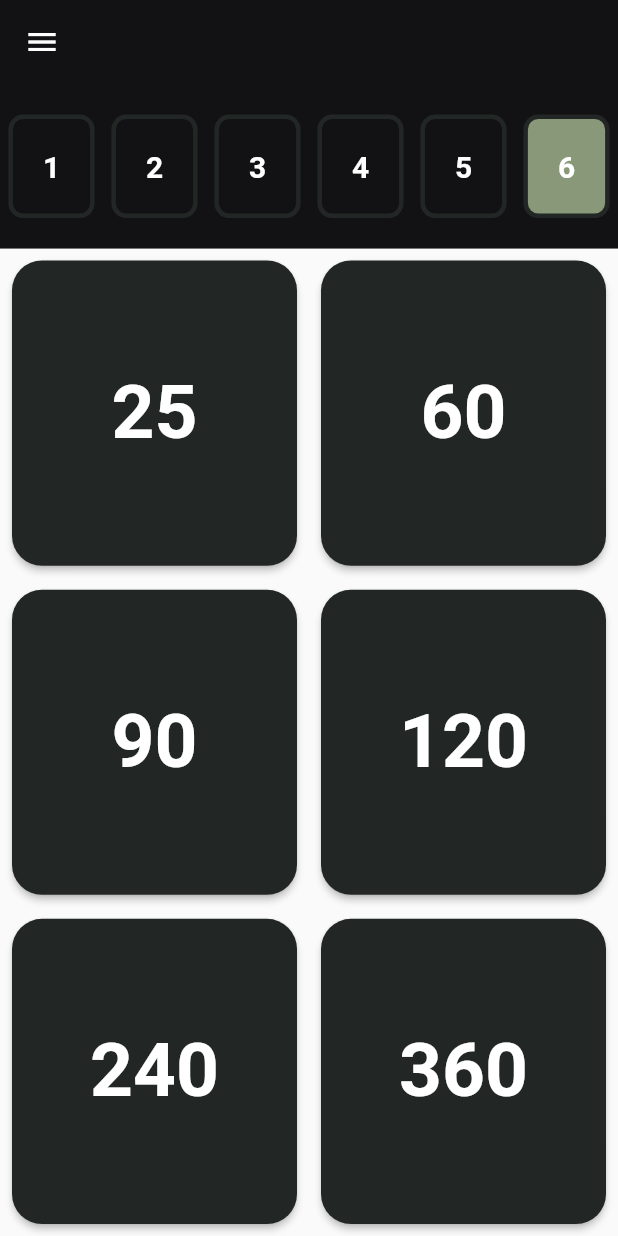
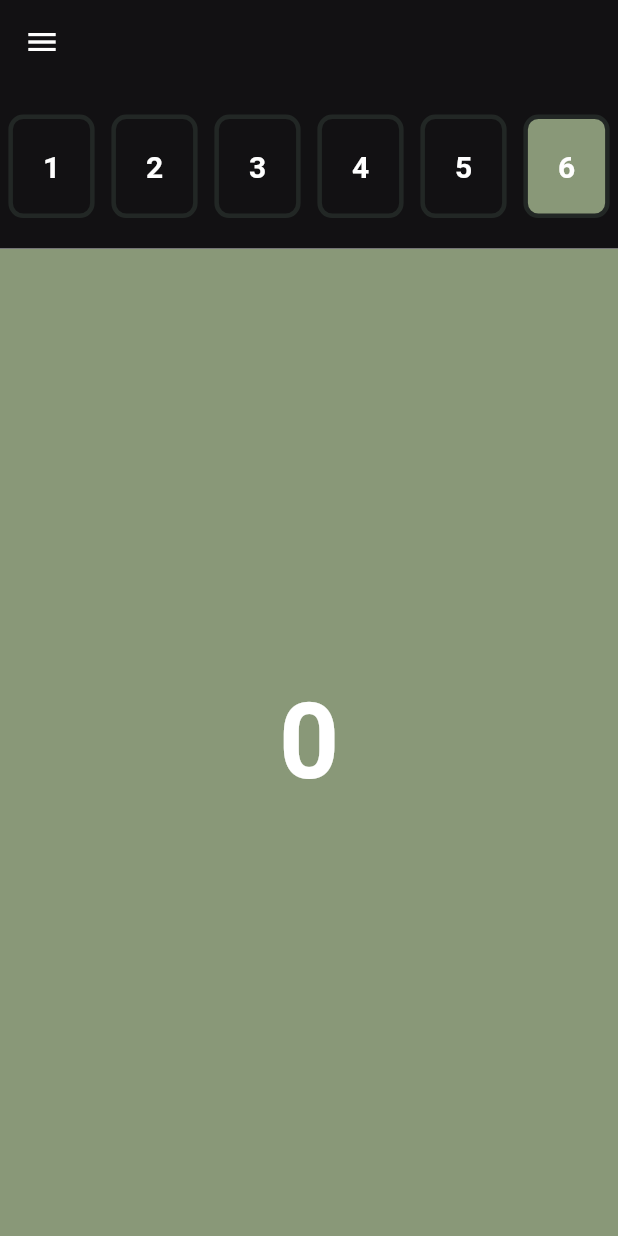
Before and after one commit to Jpec57/jpecs_training, a Flutter app: the screen it shows after launch, on a phone screen of 412 x 824 dp. Run offline on Flutter 3.47's test engine with Material 2 defaults, Android fonts, the phone set to English and light mode, and no system bars; our stand-ins replace get, shared_preferences.

Commit message:
Timer ok

```diff
--- a/lib/Pages/TimerPage/TimerPage.dart
+++ b/lib/Pages/TimerPage/TimerPage.dart
@@ -1,3 +1,6 @@
+import 'dart:async';
+
+import 'package:flutter/cupertino.dart';
 import 'package:flutter/material.dart';
 import 'package:jpec_training/AppColors.dart';
 import 'package:jpec_training/Widgets/DefaultScaffold.dart';
@@ -7,22 +10,51 @@ class TimerPage extends StatefulWidget {
   _TimerPageState createState() => _TimerPageState();
 }
 
-class _TimerPageState extends State<TimerPage> {
+class _TimerPageState extends State<TimerPage>
+    with SingleTickerProviderStateMixin {
+  TabController _tabController;
   int _currentSet = 6;
   int _countdown = 0;
+  Timer _timer;
+
+  @override
+  void initState() {
+    super.initState();
+    _tabController = new TabController(length: 2, vsync: this);
+  }
+
+  @override
+  void dispose() {
+    _tabController.dispose();
+    super.dispose();
+  }
 
   Widget _renderTimerButton(int time) {
     return Expanded(
       child: InkWell(
-        onTap: (){
+        child: Padding(
+          padding: const EdgeInsets.all(8.0),
+          child: RaisedButton(
+            onPressed: () {
               setState(() {
                 _countdown = time;
               });
+              if (_timer != null && _timer.isActive){
+                _timer.cancel();
+              }
+              _timer = new Timer.periodic(Duration(seconds: 1), (timer) {
+                setState(() {
+                  _countdown = _countdown - 1;
+                });
+               if (_countdown <= 0){
+                 _timer.cancel();
+                 setState(() {
+                   _tabController.index = 1;
+                 });
+               }
+              });
+              _tabController.index = 0;
             },
-        child: Padding(
-          padding: const EdgeInsets.all(8.0),
-          child: RaisedButton(
-            onPressed: () {},
             shape:
                 RoundedRectangleBorder(borderRadius: BorderRadius.circular(20)),
             child: Text(
@@ -58,7 +90,7 @@ class _TimerPageState extends State<TimerPage> {
     }
     return Expanded(
         child: InkWell(
-          onTap: (){
+      onTap: () {
         setState(() {
           _currentSet = setNumber;
         });
@@ -106,6 +138,30 @@ class _TimerPageState extends State<TimerPage> {
     );
   }
 
+  Widget _renderTimer() {
+    return Container(
+      color: AppColors.greenArtichoke,
+      child: Center(
+        child: Text("$_countdown", style: TextStyle(fontWeight: FontWeight.bold, fontSize: 70),),
+      ),
+    );
+  }
+
+  List<Widget> _renderTabs() {
+    return [
+      _renderTimer(),
+      Column(
+        mainAxisSize: MainAxisSize.max,
+        crossAxisAlignment: CrossAxisAlignment.stretch,
+        children: [
+          _renderTimerRow(25, 60),
+          _renderTimerRow(90, 120),
+          _renderTimerRow(240, 360),
+        ],
+      ),
+    ];
+  }
+
   @override
   Widget build(BuildContext context) {
     return DefaultScaffold(
@@ -114,10 +170,15 @@ class _TimerPageState extends State<TimerPage> {
         crossAxisAlignment: CrossAxisAlignment.stretch,
         children: [
           _renderSetRow(),
-        _renderTimerRow(25, 60),
-        _renderTimerRow(90, 120),
-        _renderTimerRow(240, 360),
+          Expanded(
+            flex: 6,
+            child: TabBarView(
+              controller: _tabController,
+              children: _renderTabs(),
+            ),
+          )
         ],
-    ));
+      ),
+    );
   }
 }
--- a/lib/main.dart
+++ b/lib/main.dart
@@ -37,7 +37,7 @@ class MyApp extends StatelessWidget {
               headline2: TextStyle(fontSize: 30),
               caption: TextStyle(fontSize: 20),
               bodyText1: TextStyle(color: Colors.black, fontSize: 20),
-              bodyText2: TextStyle(color: Colors.white, fontSize: 20)),
+              bodyText2: TextStyle(color: Colors.white, fontSize: 20)).apply(fontFamily: 'Roboto'),
           buttonTheme: ButtonThemeData(
             textTheme: ButtonTextTheme.primary,
               buttonColor: AppColors.charlestonGreen,
```
Also changed, not shown: pubspec.yaml (+8 -6 lines). Lines whose indentation alone changed are shown as unchanged.
